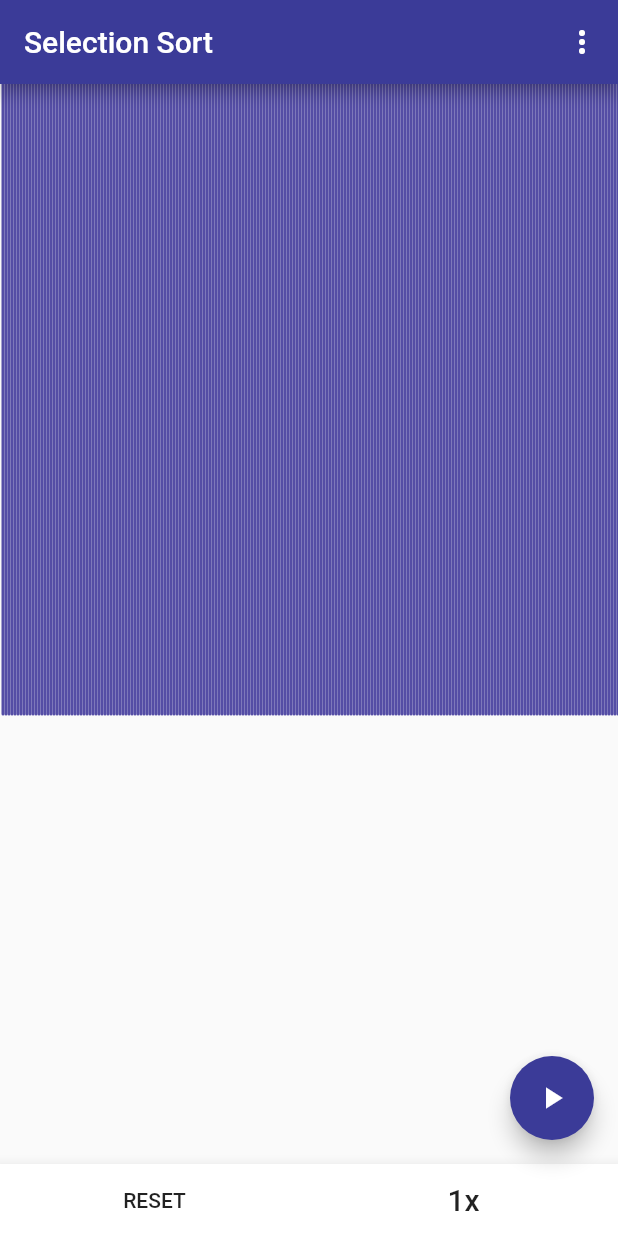
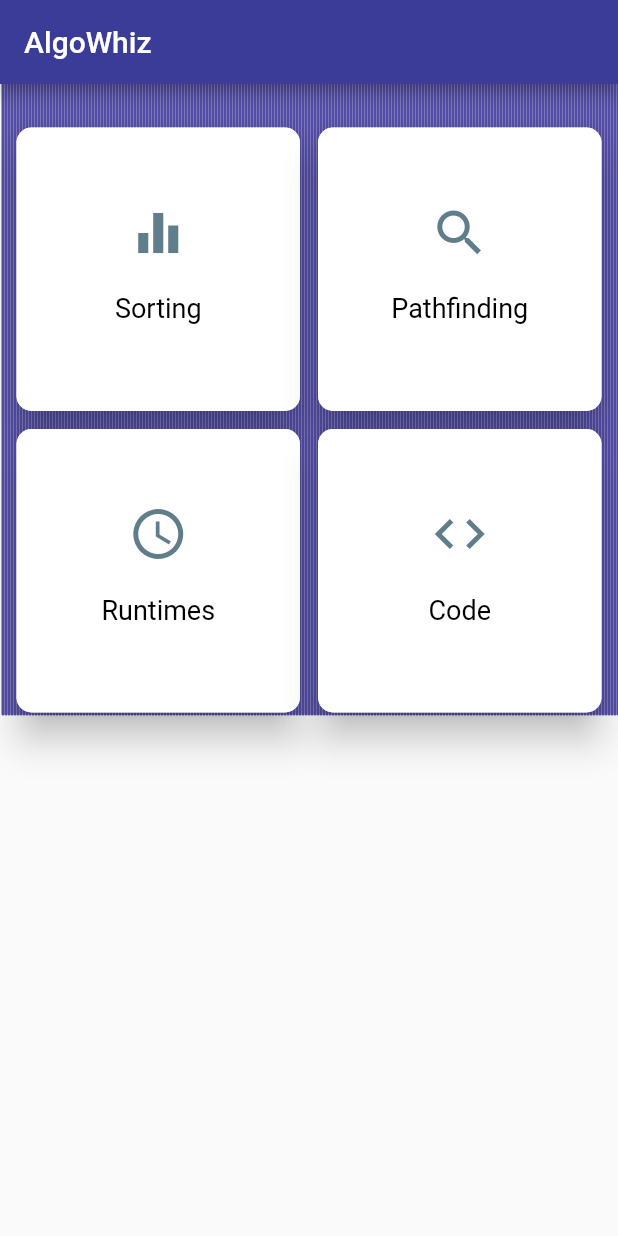
Before and after one commit to iamfauz/Algo-Whiz, a Flutter app: the screen it shows after launch, on a phone screen of 412 x 824 dp. Run offline on Flutter 3.47's test engine with Material 2 defaults, Android fonts, the phone set to English and light mode, and no system bars.

Commit message:
Added Home Screen

```diff
--- a/algo_whiz/lib/main.dart
+++ b/algo_whiz/lib/main.dart
@@ -1,7 +1,7 @@
-import 'dart:async';
-import 'dart:math';
 
-import 'package:algo_whiz/view/sorting_visualizer.dart';
+
+import 'package:algo_whiz/utils/colors.dart';
+import 'package:algo_whiz/view/home_screen.dart';
 import 'package:flutter/material.dart';
 
 void main() => runApp(MyApp());
@@ -12,9 +12,9 @@ class MyApp extends StatelessWidget {
     return MaterialApp(
       title: 'Flutter Demo',
       theme: ThemeData(
-        primarySwatch: Colors.blue,
+        primarySwatch: primarySwatch,
       ),
-      home: SortingVisualizer(),
+      home: HomeScreen(),
     );
   }
 }
--- /dev/null
+++ b/algo_whiz/lib/view/home_screen.dart
@@ -0,0 +1,142 @@
+import 'dart:math';
+
+import 'package:algo_whiz/paint/bar_painter.dart';
+import 'package:algo_whiz/utils/colors.dart';
+import 'package:algo_whiz/view/sorting_visualizer.dart';
+import 'package:flutter/material.dart';
+
+class HomeScreen extends StatefulWidget {
+  @override
+  _HomeScreenState createState() => _HomeScreenState();
+}
+
+class _HomeScreenState extends State<HomeScreen> {
+  @override
+  Widget build(BuildContext context) {
+    return Scaffold(
+      appBar: AppBar(
+        title: Text("AlgoWhiz"),
+        backgroundColor: primaryColor,
+      ),
+      body: Stack(
+        children: <Widget>[
+          BackgroundPattern(),
+          Container(
+            padding: EdgeInsets.symmetric(vertical: 20.0, horizontal: 2.0),
+            child: GridView.count(
+                crossAxisCount: 2,
+                padding: EdgeInsets.all(3.0),
+                children: <Widget>[
+                  DashBoardItem(
+                    title: "Sorting",
+                    icon: Icons.equalizer,
+                    onPressed: () {
+                      Navigator.push(
+                        context,
+                        MaterialPageRoute(
+                            builder: (context) => SortingVisualizer()),
+                      );
+                    },
+                  ),
+                  DashBoardItem(
+                    title: "Pathfinding",
+                    icon: Icons.search,
+                    onPressed: () {},
+                  ),
+                  DashBoardItem(
+                      title: "Runtimes",
+                      icon: Icons.access_time,
+                      onPressed: () {}),
+                  DashBoardItem(
+                    title: "Code",
+                    icon: Icons.code,
+                    onPressed: () {},
+                  ),
+                ]),
+          ),
+        ],
+      ),
+    );
+  }
+}
+
+class DashBoardItem extends StatelessWidget {
+  DashBoardItem({Key key, this.title, this.icon, this.onPressed})
+      : super(key: key);
+  final String title;
+  final IconData icon;
+  final Function onPressed;
+
+  @override
+  Widget build(BuildContext context) {
+    return Card(
+        shape: RoundedRectangleBorder(
+          side: BorderSide(color: Colors.white70, width: 1),
+          borderRadius: BorderRadius.circular(10),
+        ),
+        elevation: 10,
+        margin: new EdgeInsets.all(6.0),
+        child: Container(
+
+          child: new InkWell(
+            onTap: () => onPressed(),
+            child: Column(
+              crossAxisAlignment: CrossAxisAlignment.stretch,
+              mainAxisSize: MainAxisSize.min,
+              verticalDirection: VerticalDirection.down,
+              children: <Widget>[
+                SizedBox(height: 50.0),
+                Center(
+                    child: Icon(
+                  icon,
+                  size: 40.0,
+                  color: Colors.blueGrey,
+                )),
+                SizedBox(height: 20.0),
+                new Center(
+                  child: new Text(title,
+                      style:
+                          new TextStyle(fontSize: 18.0, color: Colors.black)),
+                )
+              ],
+            ),
+          ),
+        ));
+  }
+}
+
+class BackgroundPattern extends StatefulWidget {
+  @override
+  _BackgroundPatternState createState() => _BackgroundPatternState();
+}
+
+class _BackgroundPatternState extends State<BackgroundPattern> {
+  List<int> _numbers = [];
+
+  double _sampleSize = 320;
+
+  @override
+  Widget build(BuildContext context) {
+    // Generating randomized list
+    _sampleSize = MediaQuery.of(context).size.width / 2;
+    for (int i = 0; i < _sampleSize; ++i) {
+      _numbers.add(Random().nextInt(500));
+    }
+    _numbers.sort();
+    int counter = 0;
+
+    return Row(
+      children: _numbers.map((int num) {
+        counter++;
+        return Container(
+          child: CustomPaint(
+            painter: BarPainter(
+                index: counter,
+                value: num,
+                width: MediaQuery.of(context).size.width / _sampleSize),
+          ),
+        );
+      }).toList(),
+    );
+  }
+}
```
Also changed, not shown: algo_whiz/lib/paint/bar_painter.dart (added, +45 -0 lines), algo_whiz/lib/utils/colors.dart (added, +20 -0 lines), algo_whiz/lib/view/sorting_visualizer.dart (+3 -44 lines).
